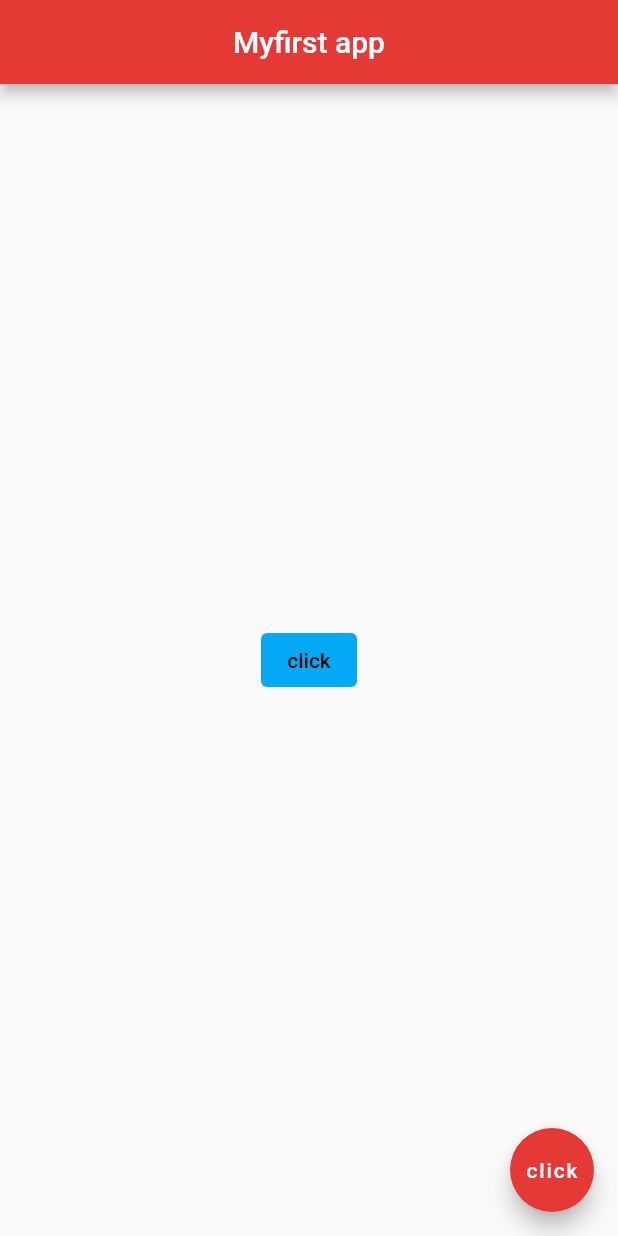
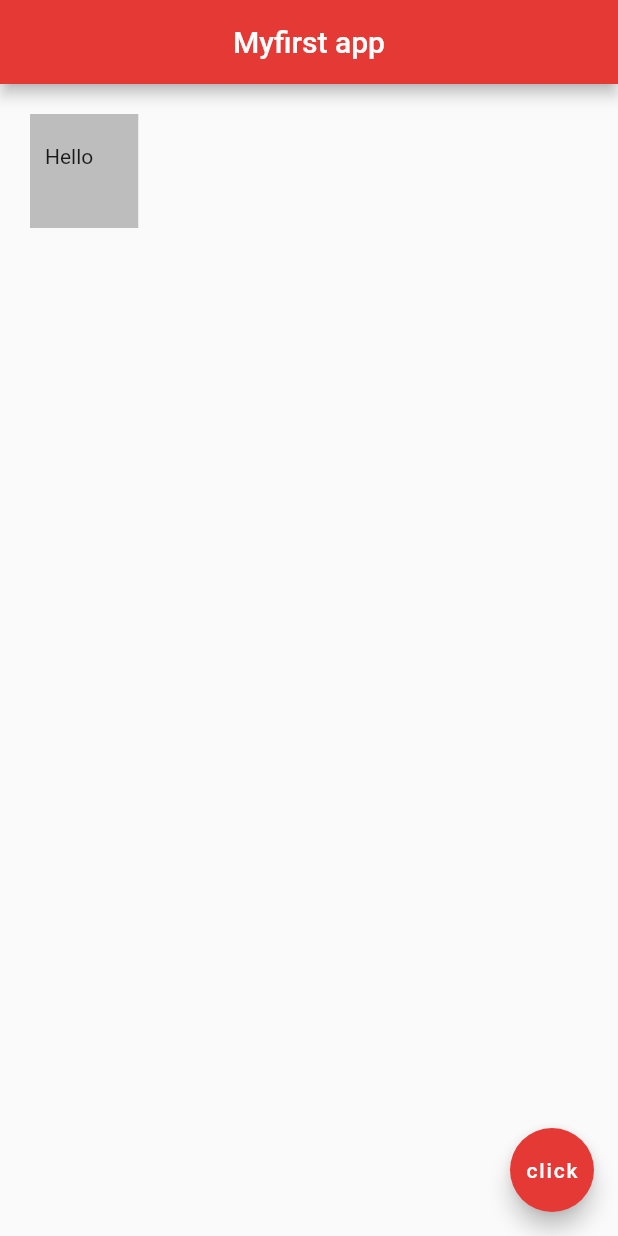
Before and after one commit to majdya/Flutter101, a Flutter app: the screen it shows after launch, on a phone screen of 412 x 824 dp. Run offline on Flutter 3.47's test engine with Material 2 defaults, Android fonts, the phone set to English and light mode, and no system bars.

Commit message:
padding and marging container

```diff
--- a/myapp/lib/main.dart
+++ b/myapp/lib/main.dart
@@ -11,7 +11,8 @@ class Home extends StatelessWidget {
         centerTitle: true,
         backgroundColor: Colors.red[600],
       ),
-      body: Center(
+      // ----- Center -----
+      // body: Center(
       // ----- Text -----
       // child: Text(
       //   'Hey ninjas!!',
@@ -24,17 +25,24 @@ class Home extends StatelessWidget {
       // ),
       // ----- Image -----
       // child: Image.asset('assets/yuda.jpg'),
-        // ----- Icon -----
-        child: TextButton(
-          onPressed: () {},
-          child: Text(
-            'click',
-            style: TextStyle(color: Colors.black),
-          ),
-          style: TextButton.styleFrom(
-            backgroundColor: Colors.lightBlue,
-          ),
-        ),
+      // ----- Button -----
+      // child: TextButton(
+      //   onPressed: () {},
+      //   child: Text(
+      //     'click',
+      //     style: TextStyle(color: Colors.black),
+      //   ),
+      //   style: TextButton.styleFrom(
+      //     backgroundColor: Colors.lightBlue,
+      //   ),
+      // ),
+      // ),
+      // ----- Container -----
+      body: Container(
+        padding: EdgeInsets.fromLTRB(10, 20, 30, 40),
+        margin: EdgeInsets.fromLTRB(20, 20, 20, 20),
+        color: Colors.grey[400],
+        child: Text('Hello'),
       ),
       floatingActionButton: FloatingActionButton(
         onPressed: () => {},
```
Lines whose indentation alone changed are shown as unchanged.
